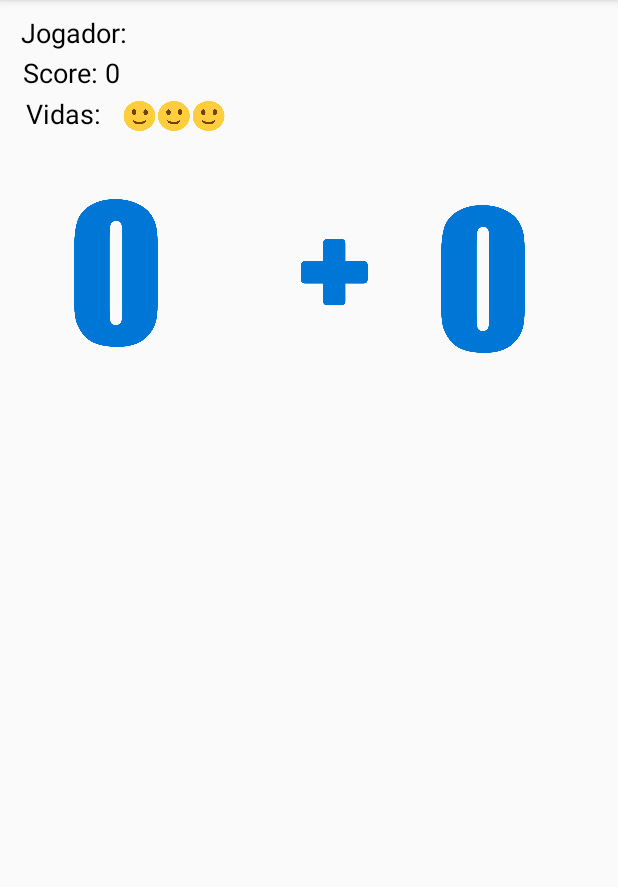
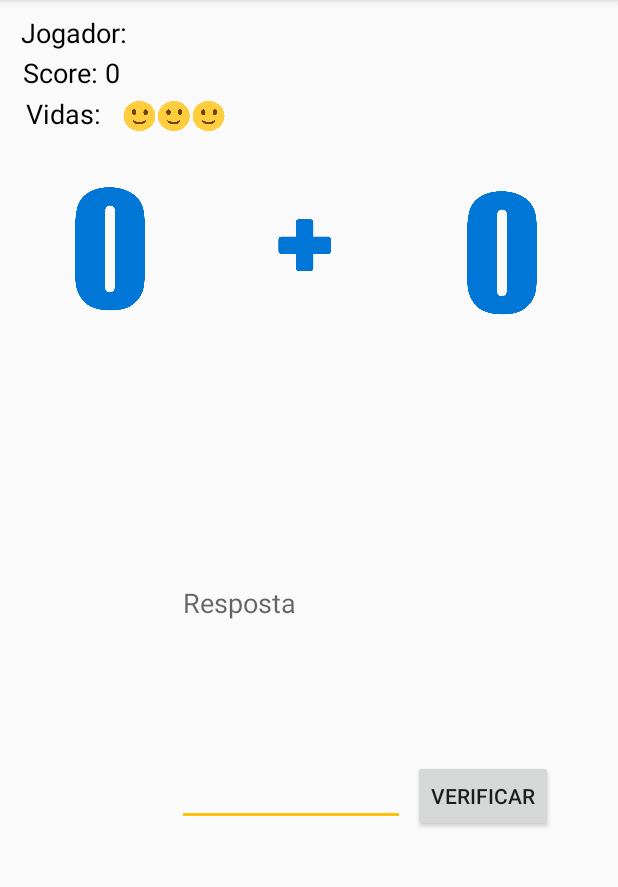
Before and after one commit to lpimentel/ContasKid, an Android app: the Main2Activity_Nivel1 screen opened directly, with no data from a screen before it, on a phone screen of 412 x 824 dp, the part 84-971 px from its top. Run offline under Robolectric (Android 15) with nearby library versions, the phone set to English and light mode, and no system bars.

Commit message:
Concluído layout atividade dois.

```diff
--- a/app/src/main/res/layout/activity_main2__nivel1.xml
+++ b/app/src/main/res/layout/activity_main2__nivel1.xml
@@ -2,6 +2,7 @@
 <RelativeLayout xmlns:android="http://schemas.android.com/apk/res/android"
     xmlns:app="http://schemas.android.com/apk/res-auto"
     xmlns:tools="http://schemas.android.com/tools"
+    android:id="@+id/bt_valida"
     android:layout_width="match_parent"
     android:layout_height="match_parent"
     tools:context=".Main2Activity_Nivel1">
@@ -62,42 +63,78 @@
         app:srcCompat="@drawable/tresvidas" />
 
     <ImageView
-        android:id="@+id/imageViewNum1"
-        android:layout_width="120dp"
-        android:layout_height="120dp"
+        android:id="@+id/imageView_NumUn"
+        android:layout_width="100dp"
+        android:layout_height="100dp"
         android:layout_alignParentStart="true"
         android:layout_alignParentLeft="true"
         android:layout_alignParentTop="true"
-        android:layout_marginStart="17dp"
-        android:layout_marginLeft="17dp"
-        android:layout_marginTop="121dp"
+        android:layout_marginStart="23dp"
+        android:layout_marginLeft="23dp"
+        android:layout_marginTop="115dp"
         android:contentDescription="@string/app_name"
         app:srcCompat="@drawable/zero" />
 
     <ImageView
         android:id="@+id/imageView_signo"
-        android:layout_width="120dp"
-        android:layout_height="120dp"
-        android:layout_alignParentTop="true"
-        android:layout_alignParentEnd="true"
-        android:layout_alignParentRight="true"
-        android:layout_marginTop="123dp"
-        android:layout_marginEnd="128dp"
-        android:layout_marginRight="128dp"
+        android:layout_width="94dp"
+        android:layout_height="94dp"
+        android:layout_alignTop="@+id/imageView_NumDois"
+        android:layout_marginStart="8dp"
+        android:layout_marginLeft="8dp"
+        android:layout_marginTop="0dp"
+        android:layout_marginEnd="8dp"
+        android:layout_marginRight="8dp"
+        android:layout_toStartOf="@+id/imageView_NumDois"
+        android:layout_toLeftOf="@+id/imageView_NumDois"
+        android:layout_toEndOf="@+id/imageView_NumUn"
+        android:layout_toRightOf="@+id/imageView_NumUn"
         android:contentDescription="@string/app_name"
         app:srcCompat="@drawable/adiciona" />
 
     <ImageView
-        android:id="@+id/imageView5"
-        android:layout_width="120dp"
-        android:layout_height="120dp"
+        android:id="@+id/imageView_NumDois"
+        android:layout_width="100dp"
+        android:layout_height="100dp"
         android:layout_alignParentTop="true"
         android:layout_alignParentEnd="true"
         android:layout_alignParentRight="true"
-        android:layout_marginTop="125dp"
-        android:layout_marginEnd="30dp"
-        android:layout_marginRight="30dp"
+        android:layout_marginTop="118dp"
+        android:layout_marginEnd="27dp"
+        android:layout_marginRight="27dp"
         android:contentDescription="@string/app_name"
         app:srcCompat="@drawable/zero" />
 
+    <EditText
+        android:id="@+id/editText_resultado"
+        android:layout_width="100dp"
+        android:layout_height="40dp"
+        android:layout_alignParentStart="true"
+        android:layout_alignParentLeft="true"
+        android:layout_alignParentTop="true"
+        android:layout_alignParentEnd="true"
+        android:layout_alignParentRight="true"
+        android:layout_alignParentBottom="true"
+        android:layout_marginStart="118dp"
+        android:layout_marginLeft="118dp"
+        android:layout_marginTop="254dp"
+        android:layout_marginEnd="142dp"
+        android:layout_marginRight="142dp"
+        android:layout_marginBottom="217dp"
+        android:ems="10"
+        android:hint="@string/et_resposta"
+        android:inputType="number" />
+
+    <Button
+        android:id="@+id/button"
+        android:layout_width="wrap_content"
+        android:layout_height="wrap_content"
+        android:layout_alignEnd="@+id/imageView_NumDois"
+        android:layout_alignBottom="@+id/editText_resultado"
+        android:layout_marginEnd="16dp"
+        android:layout_marginBottom="-4dp"
+        android:text="@string/bt_somar"
+        android:layout_alignRight="@+id/imageView_NumDois"
+        tools:ignore="RtlCompat" />
+
 </RelativeLayout>
```
